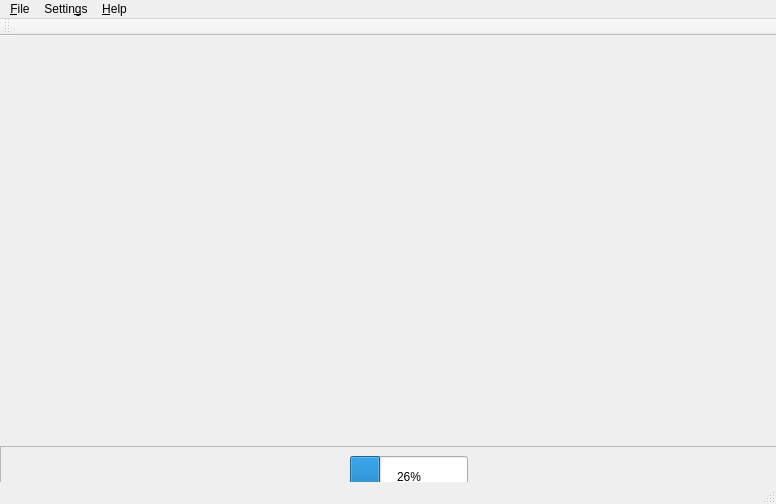
Qt form mainwindow.ui (fdmspeedy/Astroids_g3) before a commit.
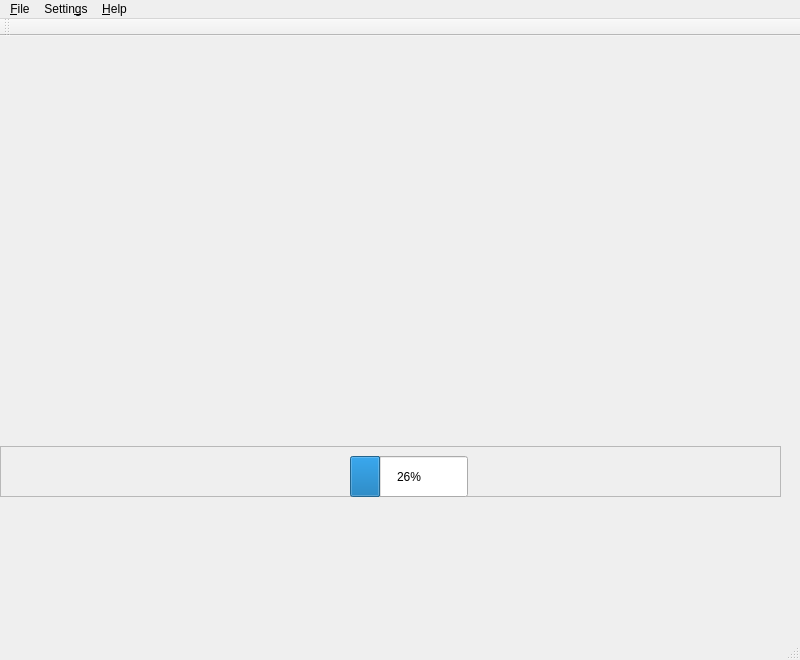
The same form after that commit. Icons and pictures are not drawn.

Commit message: Deleted unused print func

```diff
--- a/mainwindow.ui
+++ b/mainwindow.ui
@@ -9,20 +9,20 @@
    <rect>
     <x>0</x>
     <y>0</y>
-    <width>776</width>
-    <height>504</height>
+    <width>800</width>
+    <height>660</height>
    </rect>
   </property>
   <property name="sizePolicy">
-   <sizepolicy hsizetype="Maximum" vsizetype="Maximum">
+   <sizepolicy hsizetype="Expanding" vsizetype="Expanding">
     <horstretch>1</horstretch>
     <verstretch>1</verstretch>
    </sizepolicy>
   </property>
   <property name="minimumSize">
    <size>
-    <width>776</width>
-    <height>504</height>
+    <width>800</width>
+    <height>600</height>
    </size>
   </property>
   <property name="sizeIncrement">
@@ -44,6 +44,12 @@
      <verstretch>1</verstretch>
     </sizepolicy>
    </property>
+   <property name="minimumSize">
+    <size>
+     <width>800</width>
+     <height>600</height>
+    </size>
+   </property>
    <property name="sizeIncrement">
     <size>
      <width>1</width>
@@ -91,7 +97,7 @@
     <rect>
      <x>0</x>
      <y>0</y>
-     <width>776</width>
+     <width>800</width>
      <height>25</height>
     </rect>
    </property>
```
Left out of the diff: 6 changed lines with no effect on the pictures. The commit also changes 1 other file.
